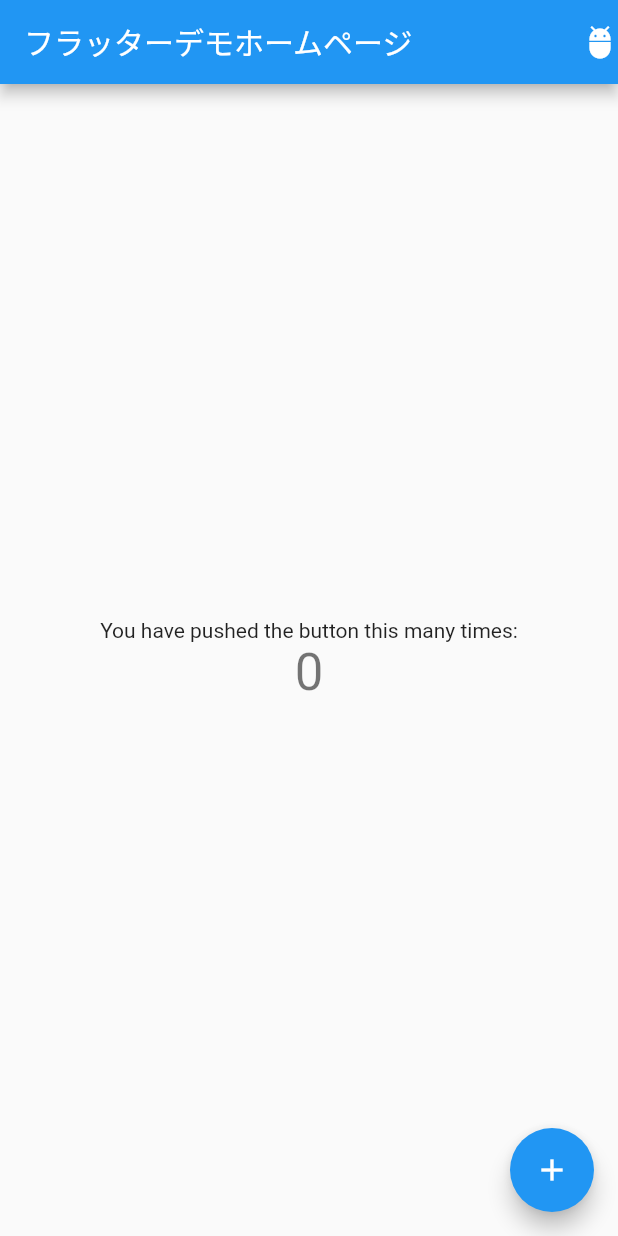
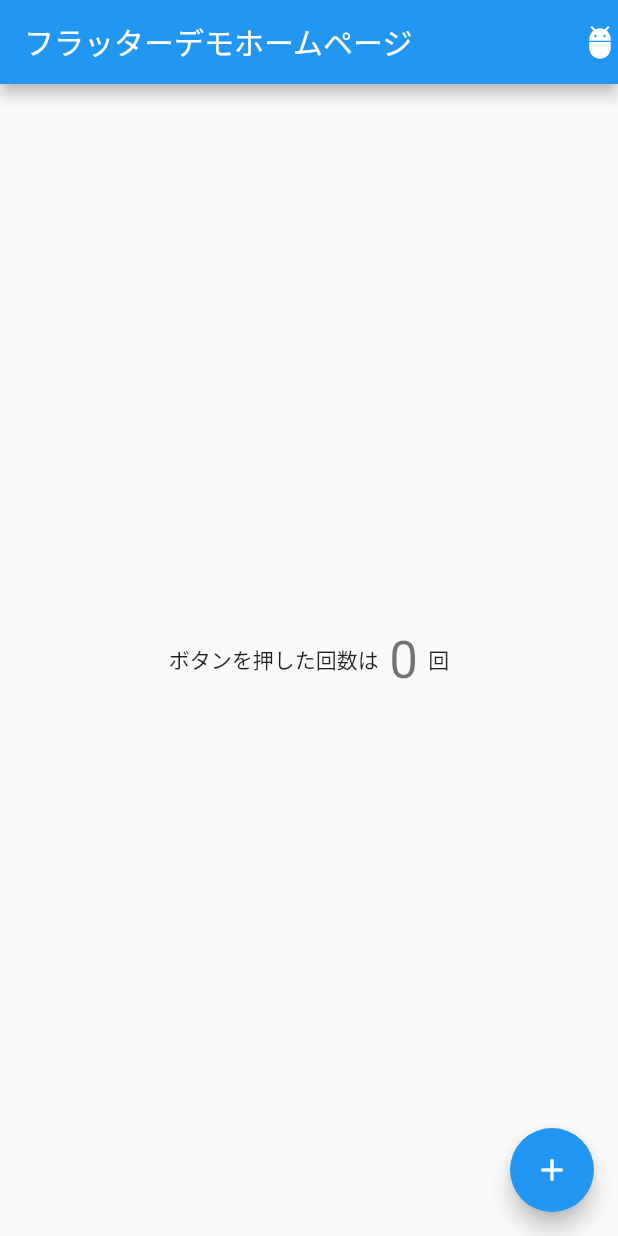
Before and after one commit to NorthPaddy/flutter_demo_app, a Flutter app: the screen it shows after launch, on a phone screen of 412 x 824 dp. Run offline on Flutter 3.47's test engine with Material 2 defaults, Android fonts, the phone set to English and light mode, and no system bars.

Commit message:
body内のテキストを変更#6

```diff
--- a/lib/main.dart
+++ b/lib/main.dart
@@ -48,15 +48,18 @@ class _MyHomePageState extends State<MyHomePage> {
         ],
       ),
       body: Center(
-        child: Column(
+        child: Row(
           mainAxisAlignment: MainAxisAlignment.center,
           children: <Widget>[
             Text(
-              'You have pushed the button this many times:',
+              'ボタンを押した回数は  ',
             ),
             Text(
               '$_counter',
               style: Theme.of(context).textTheme.headline4,
+            ),
+            Text(
+              '  回',
             ),
           ],
         ),
```
